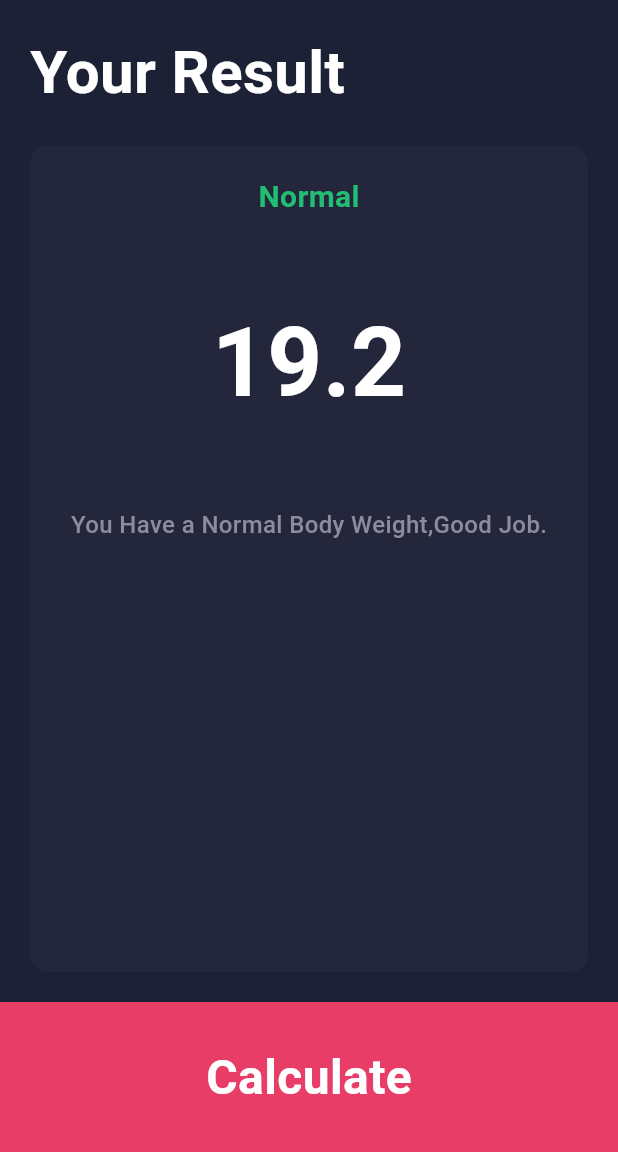
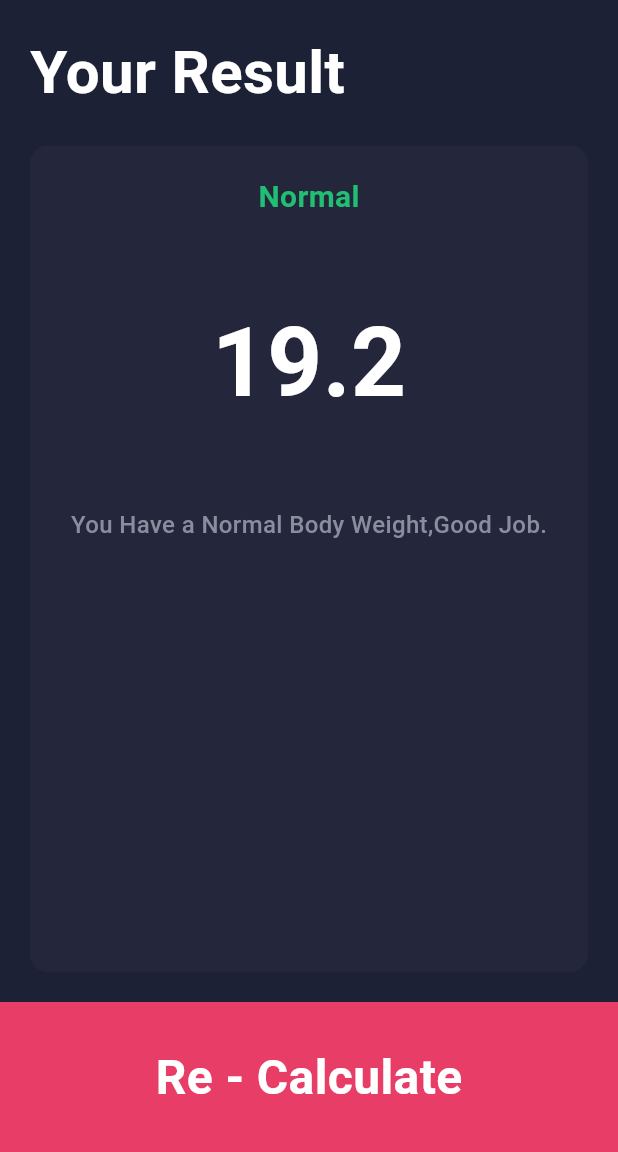
Before and after one commit to ahmedyounis44/Flutter-BIM-App, a Flutter app: the ResultScreen screen opened directly, on a phone screen of 412 x 824 dp, the part 84-1236 px from its top. Run offline on Flutter 3.47's test engine with Material 3 defaults, Android fonts, the phone set to English and light mode, and no system bars; statements that could not run were skipped.

Commit message:
add calculate button

```diff
--- a/lib/Screens/home_screen.dart
+++ b/lib/Screens/home_screen.dart
@@ -1,4 +1,5 @@
 import 'package:flutter/material.dart';
+import 'package:flutterapp/widgets/calculate_button.dart';
 import 'package:flutterapp/widgets/counter_box.dart';
 import 'package:flutterapp/widgets/custom_app_bar.dart';
 import 'package:flutterapp/widgets/gender_box.dart';
@@ -75,12 +76,12 @@ class _HomescreenState extends State<Homescreen> {
                       ],
                     ),
                   ),
-
                   Slider(
                     value: .7,
                     onChanged: (value) {},
                     activeColor: Color(0xffE83D67),
                     inactiveColor: Colors.white,
+                    onChangeEnd: ,
                   ),
                 ],
               ),
@@ -97,19 +98,7 @@ class _HomescreenState extends State<Homescreen> {
           ],
         ),
       ),
-      bottomNavigationBar: Container(
-        height: 100,
-        color: Color(0xffE83D67),
-        alignment: Alignment.center,
-        child: Text(
-          "Calculate",
-          style: TextStyle(
-            color: Colors.white,
-            fontSize: 32,
-            fontWeight: FontWeight.w600,
-          ),
-        ),
-      ),
+      bottomNavigationBar: CalculateButton(text: "Calculate",)
     );
   }
 }
--- a/lib/Screens/result_screen.dart
+++ b/lib/Screens/result_screen.dart
@@ -1,4 +1,5 @@
 import 'package:flutter/material.dart';
+import 'package:flutterapp/widgets/calculate_button.dart';
 import 'package:flutterapp/widgets/custom_app_bar.dart';
 
 class ResultScreen extends StatelessWidget {
@@ -66,19 +67,7 @@ class ResultScreen extends StatelessWidget {
           ],
         ),
       ),
-      bottomNavigationBar: Container(
-        height: 100,
-        color: Color(0xffE83D67),
-        alignment: Alignment.center,
-        child: Text(
-          "Calculate",
-          style: TextStyle(
-            color: Colors.white,
-            fontSize: 32,
-            fontWeight: FontWeight.w600,
-          ),
-        ),
-      ),
+      bottomNavigationBar: CalculateButton(text: "Re - Calculate",)
     );
   }
 }
--- a/lib/bmi_app.dart
+++ b/lib/bmi_app.dart
@@ -12,7 +12,7 @@ class BmiApp extends StatelessWidget {
         brightness: Brightness.dark,
         scaffoldBackgroundColor:Color(0XFF1C2135)
       ),
-      home: Homescreen() //ResultScreen()
+      home: Homescreen()  //ResultScreen()
       );
 
   }
--- /dev/null
+++ b/lib/widgets/calculate_button.dart
@@ -0,0 +1,24 @@
+import 'package:flutter/material.dart';
+
+class CalculateButton extends StatelessWidget {
+  const CalculateButton({super.key,required this.text});
+
+  final String text ;
+
+  @override
+  Widget build(BuildContext context) {
+    return Container(
+        height: 100,
+        color: Color(0xffE83D67),
+        alignment: Alignment.center,
+        child: Text(
+         text,
+          style: TextStyle(
+            color: Colors.white,
+            fontSize: 32,
+            fontWeight: FontWeight.w600,
+          ),
+        ),
+      );
+  }
+}
```
